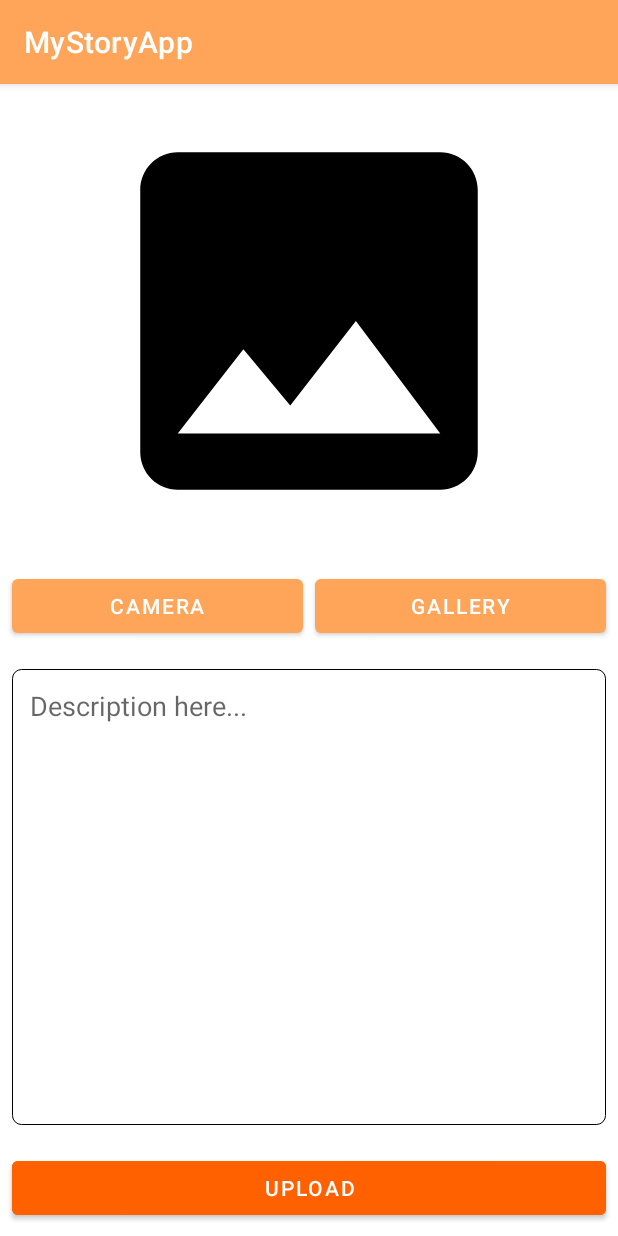
After one commit to rfitraa/MyStoryApp, an Android app: the AddStoryActivity screen opened directly, with no data from a screen before it, on a phone screen of 412 x 824 dp. The commit adds this screen. Run offline under Robolectric (Android 15) with nearby library versions, the phone set to English and light mode, and no system bars; pictures from the network do not load.

Commit message:
Submission 1

```diff
--- a/app/src/main/java/com/dicoding/mystoryapp/adapter/StoryAdapter.kt
+++ b/app/src/main/java/com/dicoding/mystoryapp/adapter/StoryAdapter.kt
@@ -1,7 +1,9 @@
 package com.dicoding.mystoryapp.adapter
 
+import android.app.Activity
 import android.view.LayoutInflater
 import android.view.ViewGroup
+import androidx.core.app.ActivityOptionsCompat
 import androidx.recyclerview.widget.RecyclerView
 import com.bumptech.glide.Glide
 import com.dicoding.mystoryapp.databinding.ItemStoryBinding
--- a/app/src/main/java/com/dicoding/mystoryapp/api/ApiService.kt
+++ b/app/src/main/java/com/dicoding/mystoryapp/api/ApiService.kt
@@ -33,6 +33,6 @@ interface ApiService {
     suspend fun uploadStory(
         @Header("Authorization") token: String,
         @Part file: MultipartBody.Part,
-        @Part("desc") desc: RequestBody
+        @Part("description") description: RequestBody
     ): UploadStoryResponse
 }
--- /dev/null
+++ b/app/src/main/java/com/dicoding/mystoryapp/ui/AddStoryActivity.kt
@@ -0,0 +1,174 @@
+package com.dicoding.mystoryapp.ui
+
+import android.Manifest
+import android.content.Intent
+import android.content.Intent.ACTION_GET_CONTENT
+import android.content.pm.PackageManager
+import android.graphics.BitmapFactory
+import android.net.Uri
+import androidx.appcompat.app.AppCompatActivity
+import android.os.Bundle
+import android.provider.MediaStore
+import android.view.View
+import android.widget.Toast
+import androidx.activity.result.contract.ActivityResultContracts
+import androidx.activity.viewModels
+import androidx.core.app.ActivityCompat
+import androidx.core.content.ContextCompat
+import androidx.core.content.FileProvider
+import com.dicoding.mystoryapp.R
+import com.dicoding.mystoryapp.api.ApiConfig
+import com.dicoding.mystoryapp.databinding.ActivityAddStoryBinding
+import com.dicoding.mystoryapp.utils.createCustomeTempFile
+import com.dicoding.mystoryapp.utils.reduceFileImage
+import com.dicoding.mystoryapp.utils.uriToFile
+import com.dicoding.mystoryapp.viewmodel.AddStoryViewModel
+import com.dicoding.mystoryapp.viewmodel.ViewModelFactory
+import okhttp3.MediaType.Companion.toMediaType
+import okhttp3.MultipartBody
+import okhttp3.RequestBody
+import okhttp3.RequestBody.Companion.asRequestBody
+import okhttp3.RequestBody.Companion.toRequestBody
+import java.io.File
+
+class AddStoryActivity : AppCompatActivity() {
+    private lateinit var binding: ActivityAddStoryBinding
+    private lateinit var viewModelFactory: ViewModelFactory
+    private val addStoryViewModel: AddStoryViewModel by viewModels { viewModelFactory }
+    private lateinit var currentPhotoPath: String
+    private var getFile: File? = null
+
+    private val launcherIntentGallery = registerForActivityResult(
+        ActivityResultContracts.StartActivityForResult()
+    ){result ->
+        if (result.resultCode == RESULT_OK){
+            val selectedImg = result.data?.data as Uri
+            selectedImg.let { uri ->
+                val myFile = uriToFile(uri, this@AddStoryActivity)
+                myFile.let { file ->
+                    getFile = file
+                    binding.ivPreview.setImageURI(uri)
+                }
+            }
+        }
+    }
+
+    private val launcherIntentCamera = registerForActivityResult(
+        ActivityResultContracts.StartActivityForResult()
+    ){
+        if (it.resultCode == RESULT_OK){
+            val myFile = File(currentPhotoPath)
+            myFile.let { file ->
+                getFile = file
+                binding.ivPreview.setImageBitmap(BitmapFactory.decodeFile(file.path))
+            }
+        }
+    }
+
+    companion object{
+        private val REQUIRED_PERMISSIONS = arrayOf(Manifest.permission.CAMERA)
+        private const val REQUEST_CODE_PERMISSIONS = 10
+    }
+
+    override fun onCreate(savedInstanceState: Bundle?) {
+        super.onCreate(savedInstanceState)
+        binding = ActivityAddStoryBinding.inflate(layoutInflater)
+        setContentView(binding.root)
+        viewModelFactory = ViewModelFactory.getInstance(binding.root.context)
+
+        if (!allPermissionsGranted()){
+            ActivityCompat.requestPermissions(this, REQUIRED_PERMISSIONS, REQUEST_CODE_PERMISSIONS)
+        }
+
+        binding.btnCamera.setOnClickListener {startCamera()}
+        binding.btnGallery.setOnClickListener {startGallery()}
+        binding.btnUpload.setOnClickListener { uploadImage() }
+    }
+
+    private fun uploadImage() {
+        if (getFile != null){
+            if (binding.edAddDescription.text.toString().isEmpty()){
+                binding.edAddDescription.error = getString(R.string.desc_required)
+            }else{
+                val file = reduceFileImage(getFile as File)
+                val desc = binding.edAddDescription.text
+                    .toString()
+                    .trim()
+                    .toRequestBody("text/plain".toMediaType())
+                val requestImageFile = file.asRequestBody("image/jpeg".toMediaType())
+                val imageMultipart: MultipartBody.Part = MultipartBody.Part.createFormData(
+                    "photo",
+                    file.name,
+                    requestImageFile
+                )
+                addStoryViewModel.uploadStory(imageMultipart, desc).observe(this){
+                    when(it){
+                        is com.dicoding.mystoryapp.data.Result.Loading -> {
+                            showLoading(true)
+                        }
+                        is com.dicoding.mystoryapp.data.Result.Error->{
+                            showLoading(false)
+                            Toast.makeText(this, getString(R.string.upload_failed), Toast.LENGTH_SHORT).show()
+                        }
+                        is com.dicoding.mystoryapp.data.Result.Success->{
+                            showLoading(false)
+                            Toast.makeText(this, getString(R.string.upload_success), Toast.LENGTH_SHORT).show()
+                            startActivity(Intent(this, MainActivity::class.java))
+                            finish()
+                        }
+                    }
+                }
+            }
+        }else{
+            Toast.makeText(this, getString(R.string.input_image), Toast.LENGTH_SHORT).show()
+        }
+    }
+
+    private fun startGallery() {
+        val intent = Intent()
+        intent.action = ACTION_GET_CONTENT
+        intent.type = "image/*"
+        val chooser = Intent.createChooser(intent, getString(R.string.choose_picture))
+        launcherIntentGallery.launch(chooser)
+    }
+
+    private fun startCamera() {
+        val intent = Intent(MediaStore.ACTION_IMAGE_CAPTURE)
+        intent.resolveActivity(packageManager)
+
+        createCustomeTempFile(application).also {
+            val photoURI: Uri = FileProvider.getUriForFile(
+                this@AddStoryActivity, "com.dicoding.mystoryapp.ui", it
+            )
+            currentPhotoPath = it.absolutePath
+            intent.putExtra(MediaStore.EXTRA_OUTPUT, photoURI)
+            launcherIntentCamera.launch(intent)
+        }
+    }
+
+    private fun showLoading(isLoading: Boolean){
+        if (isLoading){
+            binding.progressBar.visibility = View.VISIBLE
+        }else{
+            binding.progressBar.visibility = View.GONE
+        }
+    }
+
+    override fun onRequestPermissionsResult(
+        requestCode: Int,
+        permissions: Array<out String>,
+        grantResults: IntArray
+    ) {
+        super.onRequestPermissionsResult(requestCode, permissions, grantResults)
+        if (requestCode == REQUEST_CODE_PERMISSIONS){
+            if (!allPermissionsGranted()){
+                Toast.makeText(this, getString(R.string.permission_not_allowed), Toast.LENGTH_SHORT).show()
+                finish()
+            }
+        }
+    }
+
+    private fun allPermissionsGranted() = Companion.REQUIRED_PERMISSIONS.all {
+        ContextCompat.checkSelfPermission(baseContext, it) == PackageManager.PERMISSION_GRANTED
+    }
+}
--- a/app/src/main/java/com/dicoding/mystoryapp/ui/LoginActivity.kt
+++ b/app/src/main/java/com/dicoding/mystoryapp/ui/LoginActivity.kt
@@ -48,7 +48,10 @@ class LoginActivity : AppCompatActivity() {
             binding.edLoginEmail.error = getString(R.string.input_email_first)
         }else if (pass.isEmpty()){
             binding.edLoginPassword.error = getString(R.string.input_password_first)
-        }else {
+        }else if (pass.length < 8){
+            binding.edLoginPassword.error = getString(R.string.password_warning)
+        }
+        else {
             loginViewModel.login(email, pass).observe(this){login ->
                 if (login != null){
                     when(login){
--- a/app/src/main/java/com/dicoding/mystoryapp/ui/RegisterActivity.kt
+++ b/app/src/main/java/com/dicoding/mystoryapp/ui/RegisterActivity.kt
@@ -49,6 +49,8 @@ class RegisterActivity : AppCompatActivity() {
             binding.edRegisterEmail.error = getString(R.string.input_email_first)
         }else if (pass.isEmpty()){
             binding.edRegisterPassword.error = getString(R.string.input_password_first)
+        }else if (pass.length < 8){
+            binding.edRegisterPassword.error = getString(R.string.password_warning)
         }else {
             registerViewModel.register(name, email, pass).observe(this){register ->
                 if (register != null){
@@ -58,12 +60,12 @@ class RegisterActivity : AppCompatActivity() {
                         }
                         is com.dicoding.mystoryapp.data.Result.Error -> {
                             showLoading(false)
-                            Toast.makeText(this, "Register Failed", Toast.LENGTH_SHORT).show()
+                            Toast.makeText(this, getString(R.string.register_failed), Toast.LENGTH_SHORT).show()
                         }
                         is com.dicoding.mystoryapp.data.Result.Success -> {
                             showLoading(false)
                             startActivity(Intent(this, LoginActivity::class.java))
-                            Toast.makeText(this, "Register Success", Toast.LENGTH_SHORT).show()
+                            Toast.makeText(this, getString(R.string.register_success), Toast.LENGTH_SHORT).show()
                         }
                     }
                 }
--- a/app/src/main/java/com/dicoding/mystoryapp/viewmodel/ViewModelFactory.kt
+++ b/app/src/main/java/com/dicoding/mystoryapp/viewmodel/ViewModelFactory.kt
@@ -19,6 +19,10 @@ class ViewModelFactory private constructor(private val storyRepository: StoryRep
             return MainViewModel(storyRepository) as T
         }
 
+        if (modelClass.isAssignableFrom(AddStoryViewModel::class.java)) {
+            return AddStoryViewModel(storyRepository) as T
+        }
+
         throw IllegalArgumentException("Unknown ViewModel class: " + modelClass.name)
     }
 
--- /dev/null
+++ b/app/src/main/res/drawable/ic_baseline_image_24.xml
@@ -0,0 +1,5 @@
+<vector android:height="24dp" android:tint="#000000"
+    android:viewportHeight="24" android:viewportWidth="24"
+    android:width="24dp" xmlns:android="http://schemas.android.com/apk/res/android">
+    <path android:fillColor="@android:color/white" android:pathData="M21,19V5c0,-1.1 -0.9,-2 -2,-2H5c-1.1,0 -2,0.9 -2,2v14c0,1.1 0.9,2 2,2h14c1.1,0 2,-0.9 2,-2zM8.5,13.5l2.5,3.01L14.5,12l4.5,6H5l3.5,-4.5z"/>
+</vector>
--- /dev/null
+++ b/app/src/main/res/layout/activity_add_story.xml
@@ -0,0 +1,83 @@
+<?xml version="1.0" encoding="utf-8"?>
+<androidx.constraintlayout.widget.ConstraintLayout xmlns:android="http://schemas.android.com/apk/res/android"
+    xmlns:app="http://schemas.android.com/apk/res-auto"
+    xmlns:tools="http://schemas.android.com/tools"
+    android:layout_width="match_parent"
+    android:layout_height="match_parent"
+    tools:context=".ui.AddStoryActivity">
+
+    <ImageView
+        android:id="@+id/iv_preview"
+        android:layout_width="0dp"
+        android:layout_height="300dp"
+        android:layout_marginStart="8dp"
+        android:layout_marginTop="8dp"
+        android:layout_marginEnd="8dp"
+        android:layout_marginBottom="8dp"
+        app:layout_constraintEnd_toEndOf="parent"
+        app:layout_constraintStart_toStartOf="parent"
+        app:layout_constraintTop_toTopOf="parent"
+        app:srcCompat="@drawable/ic_baseline_image_24"/>
+
+    <Button
+        android:id="@+id/btn_camera"
+        android:layout_width="0dp"
+        android:layout_height="wrap_content"
+        android:layout_marginTop="16dp"
+        android:layout_marginEnd="8dp"
+        android:text="@string/camera"
+        app:layout_constraintEnd_toStartOf="@+id/btn_gallery"
+        app:layout_constraintStart_toStartOf="@+id/iv_preview"
+        app:layout_constraintTop_toBottomOf="@+id/iv_preview" />
+
+    <Button
+        android:id="@+id/btn_gallery"
+        android:layout_width="0dp"
+        android:layout_height="wrap_content"
+        android:text="@string/gallery"
+        app:layout_constraintBottom_toBottomOf="@+id/btn_camera"
+        app:layout_constraintEnd_toEndOf="@+id/iv_preview"
+        app:layout_constraintStart_toEndOf="@id/btn_camera"
+        app:layout_constraintTop_toTopOf="@+id/btn_camera" />
+
+    <EditText
+        android:id="@+id/ed_add_description"
+        android:layout_width="0dp"
+        android:layout_height="0dp"
+        android:layout_marginTop="18dp"
+        android:layout_marginBottom="18dp"
+        android:gravity="start"
+        android:hint="@string/description_here"
+        android:inputType="textMultiLine"
+        android:padding="12dp"
+        android:background="@drawable/bg_edittext"
+        app:layout_constraintTop_toBottomOf="@id/btn_camera"
+        app:layout_constraintStart_toStartOf="@id/btn_camera"
+        app:layout_constraintEnd_toEndOf="@id/btn_gallery"
+        app:layout_constraintBottom_toTopOf="@id/btn_upload"/>
+
+    <Button
+        android:id="@+id/btn_upload"
+        android:layout_width="0dp"
+        android:layout_height="wrap_content"
+        android:layout_marginStart="8dp"
+        android:layout_marginEnd="8dp"
+        android:layout_marginBottom="8dp"
+        android:text="@string/upload"
+        android:backgroundTint="@color/orange_700"
+        app:layout_constraintBottom_toBottomOf="parent"
+        app:layout_constraintEnd_toEndOf="parent"
+        app:layout_constraintStart_toStartOf="parent" />
+
+    <ProgressBar
+        android:id="@+id/progressBar"
+        style="?android:attr/progressBarStyle"
+        android:layout_width="wrap_content"
+        android:layout_height="wrap_content"
+        android:visibility="gone"
+        app:layout_constraintBottom_toBottomOf="parent"
+        app:layout_constraintEnd_toEndOf="parent"
+        app:layout_constraintStart_toStartOf="parent"
+        app:layout_constraintTop_toTopOf="parent" />
+
+</androidx.constraintlayout.widget.ConstraintLayout>
--- a/app/src/main/res/layout/activity_main.xml
+++ b/app/src/main/res/layout/activity_main.xml
@@ -30,6 +30,7 @@
         style="?android:attr/progressBarStyle"
         android:layout_width="wrap_content"
         android:layout_height="wrap_content"
+        android:visibility="gone"
         app:layout_constraintBottom_toBottomOf="parent"
         app:layout_constraintEnd_toEndOf="parent"
         app:layout_constraintStart_toStartOf="parent"
--- a/app/src/main/res/layout/activity_splash.xml
+++ b/app/src/main/res/layout/activity_splash.xml
@@ -10,7 +10,7 @@
         android:id="@+id/textView"
         android:layout_width="wrap_content"
         android:layout_height="wrap_content"
-        android:text="My Story App"
+        android:text="@string/my_story_app"
         android:textColor="@color/black"
         android:textSize="24sp"
         android:textStyle="bold"
@@ -23,7 +23,7 @@
         android:id="@+id/textView2"
         android:layout_width="wrap_content"
         android:layout_height="wrap_content"
-        android:text="Let's share your own story"
+        android:text="@string/tagline"
         app:layout_constraintBottom_toBottomOf="parent"
         app:layout_constraintEnd_toEndOf="@+id/textView"
         app:layout_constraintStart_toStartOf="@+id/textView"
--- a/app/src/main/res/layout/item_story.xml
+++ b/app/src/main/res/layout/item_story.xml
@@ -10,6 +10,7 @@
 
     <ImageView
         android:id="@+id/iv_profile"
+        android:transitionName="profile"
         android:layout_width="150dp"
         android:layout_height="250dp"
         app:layout_constraintStart_toStartOf="parent"
@@ -18,6 +19,7 @@
 
     <TextView
         android:id="@+id/tv_username"
+        android:transitionName="username"
         android:layout_width="0dp"
         android:layout_height="wrap_content"
         android:layout_marginStart="16dp"
@@ -31,6 +33,7 @@
 
     <TextView
         android:id="@+id/tv_desc"
+        android:transitionName="desc"
         android:layout_width="0dp"
         android:layout_height="wrap_content"
         android:layout_marginTop="8dp"
--- a/app/src/main/res/values/strings.xml
+++ b/app/src/main/res/values/strings.xml
@@ -21,4 +21,21 @@
     <string name="sure">Are you sure?</string>
     <string name="name">Name</string>
     <string name="description">Description</string>
+    <string name="camera">Camera</string>
+    <string name="gallery">Gallery</string>
+    <string name="upload">Upload</string>
+    <string name="description_here">Description here...</string>
+    <string name="permission_not_allowed">Permission is not allowed</string>
+    <string name="choose_picture">Choose a Picture</string>
+    <string name="input_image">Please input image first</string>
+    <string name="upload_success">Upload Success</string>
+    <string name="upload_failed">Upload Failed</string>
+    <string name="desc_required">Description is required</string>
+    <string name="logout_success">Logout Success</string>
+    <string name="logout_failed">Logout Failed</string>
+    <string name="no">No</string>
+    <string name="yes">Yes</string>
+    <string name="register_failed">Register Failed</string>
+    <string name="register_success">Register Success</string>
+    <string name="my_story_app">My Story App</string>
 </resources>
--- /dev/null
+++ b/app/src/main/res/xml/file_paths.xml
@@ -0,0 +1,6 @@
+<?xml version="1.0" encoding="utf-8"?>
+<paths>
+    <external-files-path
+        name="my_images"
+        path="Pictures"/>
+</paths>
```
Also changed, not shown: app/src/main/AndroidManifest.xml (+18 -1 lines), app/src/main/java/com/dicoding/mystoryapp/data/StoryRepository.kt (+22 -4 lines), app/src/main/java/com/dicoding/mystoryapp/ui/MainActivity.kt (+8 -4 lines), app/src/main/java/com/dicoding/mystoryapp/utils/Utils.kt (added, +72 -0 lines), app/src/main/java/com/dicoding/mystoryapp/viewmodel/AddStoryViewModel.kt (added, +10 -0 lines), 1 other file.
